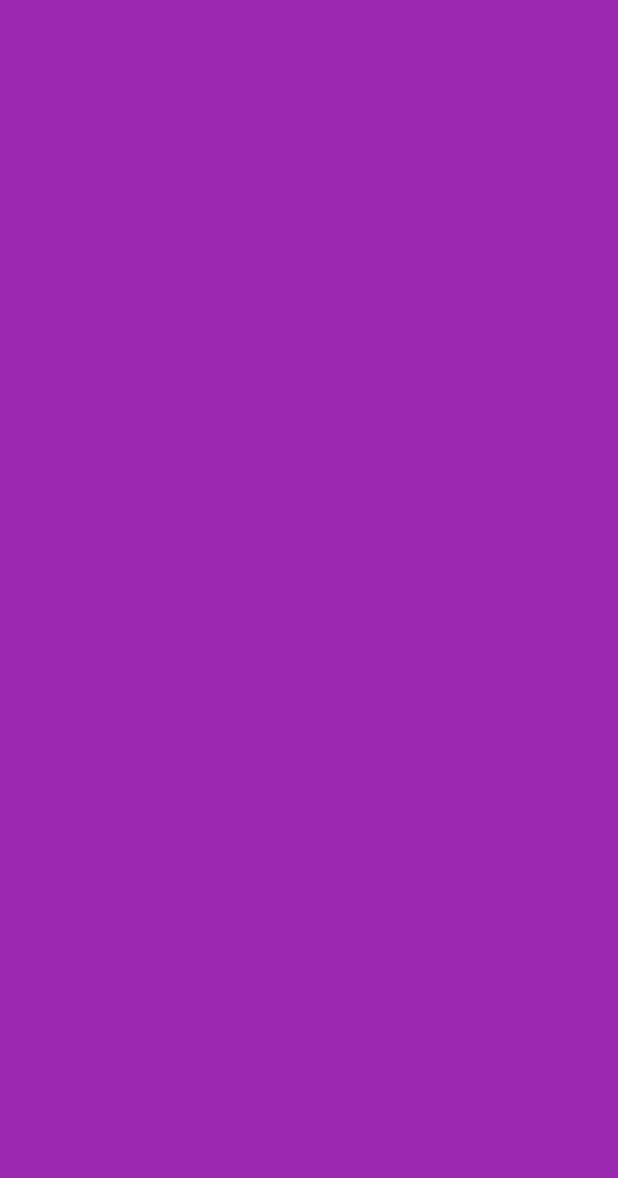
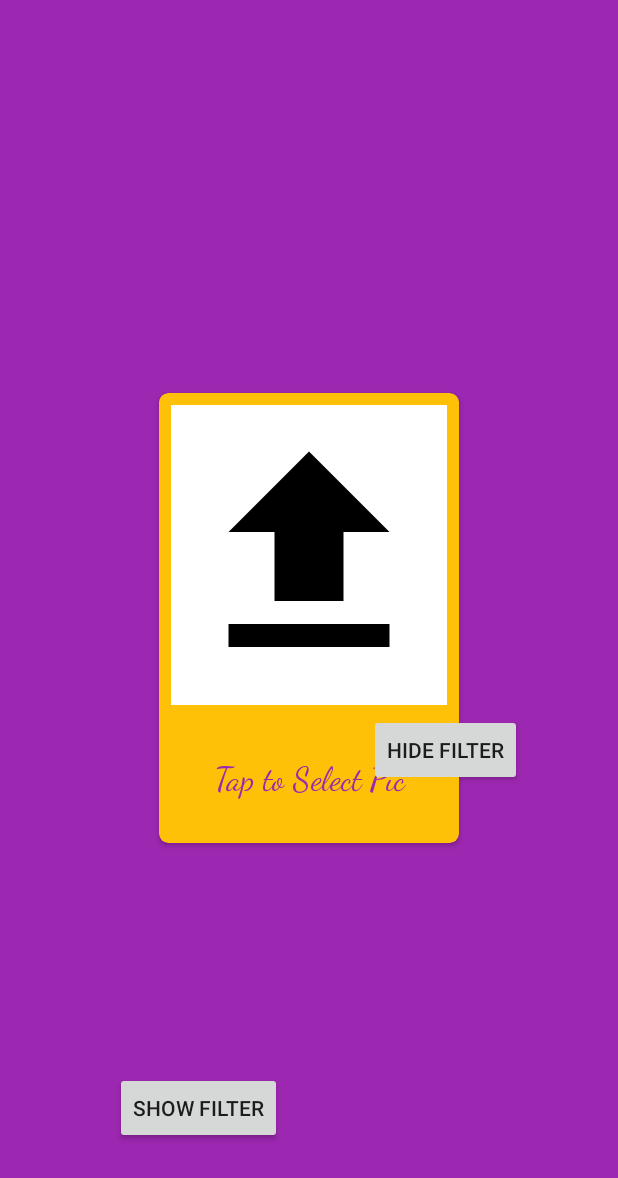
Before and after one commit to RRethy/Quasar, an Android app: the screen it shows after launch (MainActivity), on a phone screen of 412 x 824 dp. Before the commit the part shown is empty. Shown: the top 1178 px of the screen. Run offline under Robolectric (Android 15) with nearby library versions, the phone set to English and light mode, and no system bars; our stand-ins replace ButterKnife.

Commit message:
Create static UI for user to start/stop filter

```diff
--- a/app/build.gradle
+++ b/app/build.gradle
@@ -35,6 +35,8 @@ dependencies {
     compile 'com.jakewharton:butterknife:8.8.1'
     annotationProcessor 'com.jakewharton:butterknife-compiler:8.8.1'
 
+    implementation 'com.android.support:cardview-v7:26.1.0'
+
     testCompile 'junit:junit:4.12'
-    implementation 'com.android.support:design:27.0.1'
+    implementation 'com.android.support:design:26.1.0'
 }
--- /dev/null
+++ b/app/src/main/res/drawable/ic_file_upload_black_24dp.xml
@@ -0,0 +1,9 @@
+<vector xmlns:android="http://schemas.android.com/apk/res/android"
+        android:width="24dp"
+        android:height="24dp"
+        android:viewportWidth="24.0"
+        android:viewportHeight="24.0">
+    <path
+        android:fillColor="#FF000000"
+        android:pathData="M9,16h6v-6h4l-7,-7 -7,7h4zM5,18h14v2L5,20z"/>
+</vector>
--- a/app/src/main/res/layout/activity_main.xml
+++ b/app/src/main/res/layout/activity_main.xml
@@ -1,10 +1,76 @@
 <?xml version="1.0" encoding="utf-8"?>
-<android.support.design.widget.CoordinatorLayout
+<android.support.constraint.ConstraintLayout
 	xmlns:tools="http://schemas.android.com/tools"
 	xmlns:android="http://schemas.android.com/apk/res/android"
 	android:layout_width="match_parent"
 	android:layout_height="match_parent"
+	xmlns:app="http://schemas.android.com/apk/res-auto"
 	android:background="@color/nice_purple"
 	tools:context="com.bonnetrouge.quasar.MainActivity">
 
-</android.support.design.widget.CoordinatorLayout>
+	<android.support.v7.widget.CardView
+		android:id="@+id/cardView"
+		android:layout_width="200dp"
+		android:layout_height="300dp"
+		android:layout_gravity="center"
+		android:layout_marginBottom="8dp"
+		android:layout_marginEnd="8dp"
+		android:layout_marginStart="8dp"
+		android:layout_marginTop="8dp"
+		android:backgroundTint="@color/nice_light_orange"
+		android:foreground="?android:attr/selectableItemBackground"
+		app:cardCornerRadius="6dp"
+		app:layout_constraintBottom_toBottomOf="parent"
+		app:layout_constraintEnd_toEndOf="parent"
+		app:layout_constraintStart_toStartOf="parent"
+		app:layout_constraintTop_toTopOf="parent">
+
+		<ImageView
+			android:id="@+id/preview_image"
+			android:layout_width="match_parent"
+			android:layout_height="200dp"
+			android:layout_margin="8dp"
+			android:background="@android:color/white"
+			app:srcCompat="@drawable/ic_file_upload_black_24dp"/>
+
+		<TextView
+			android:layout_width="match_parent"
+			android:layout_height="68dp"
+			android:layout_gravity="bottom"
+			android:layout_margin="8dp"
+			android:fontFamily="cursive"
+			android:gravity="center"
+			android:text="@string/tap_to_upload"
+			android:textColor="@color/nice_purple"
+			android:textSize="22sp"/>
+	</android.support.v7.widget.CardView>
+
+	<Button
+		android:id="@+id/show_button"
+		android:layout_width="wrap_content"
+		android:layout_height="wrap_content"
+		android:layout_marginBottom="8dp"
+		android:layout_marginEnd="8dp"
+		android:layout_marginStart="64dp"
+		android:layout_marginTop="8dp"
+		android:text="@string/start_filter"
+		app:layout_constraintBottom_toBottomOf="parent"
+		app:layout_constraintEnd_toStartOf="@+id/hide_button"
+		app:layout_constraintHorizontal_bias="0.207"
+		app:layout_constraintStart_toStartOf="parent"
+		app:layout_constraintTop_toTopOf="parent"
+		app:layout_constraintVertical_bias="0.93"/>
+
+	<Button
+		android:id="@+id/hide_button"
+		android:layout_width="wrap_content"
+		android:layout_height="wrap_content"
+		android:layout_marginBottom="8dp"
+		android:layout_marginEnd="64dp"
+		android:layout_marginTop="476dp"
+		android:text="@string/hide_filter"
+		app:layout_constraintBottom_toBottomOf="parent"
+		app:layout_constraintEnd_toEndOf="parent"
+		app:layout_constraintTop_toTopOf="parent"
+		app:layout_constraintVertical_bias="0.0"/>
+</android.support.constraint.ConstraintLayout>
--- a/app/src/main/res/values/strings.xml
+++ b/app/src/main/res/values/strings.xml
@@ -1,4 +1,7 @@
 <resources>
 	<string name="app_name">Quasar</string>
 	<string name="accessibility_desc">This is used to automatically disable and enable the overlay appropriately.</string>
+	<string name="tap_to_upload">Tap to Select Pic</string>
+	<string name="start_filter">Show Filter</string>
+	<string name="hide_filter">Hide Filter</string>
 </resources>
```
Also changed, not shown: 1 other file.
